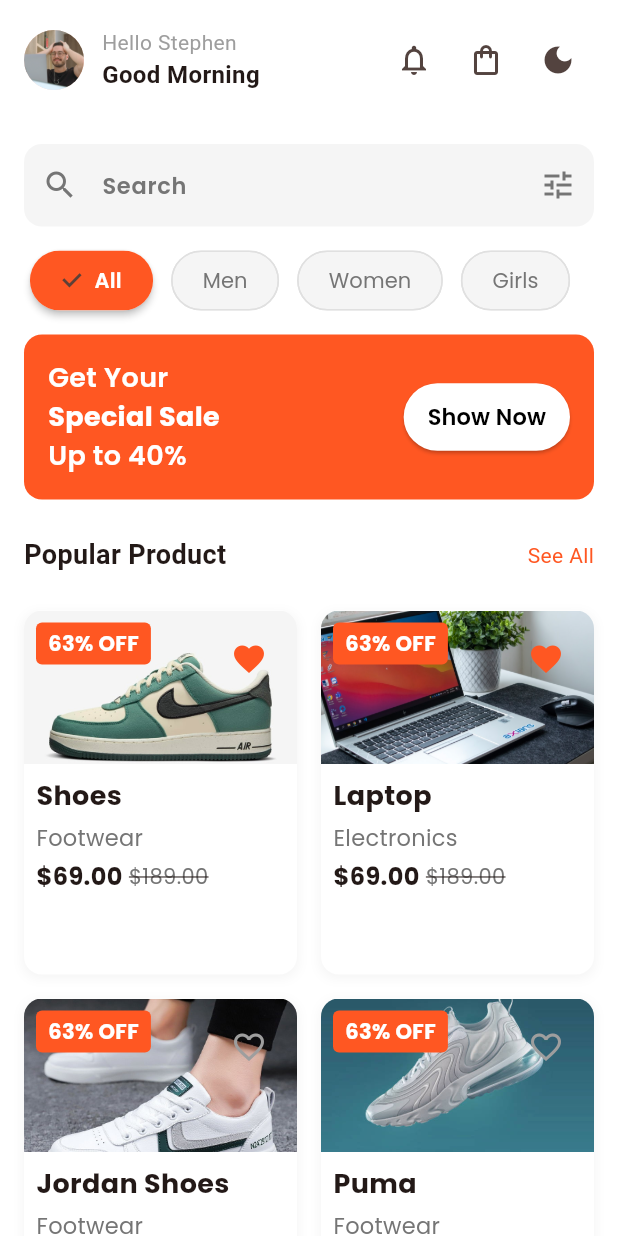
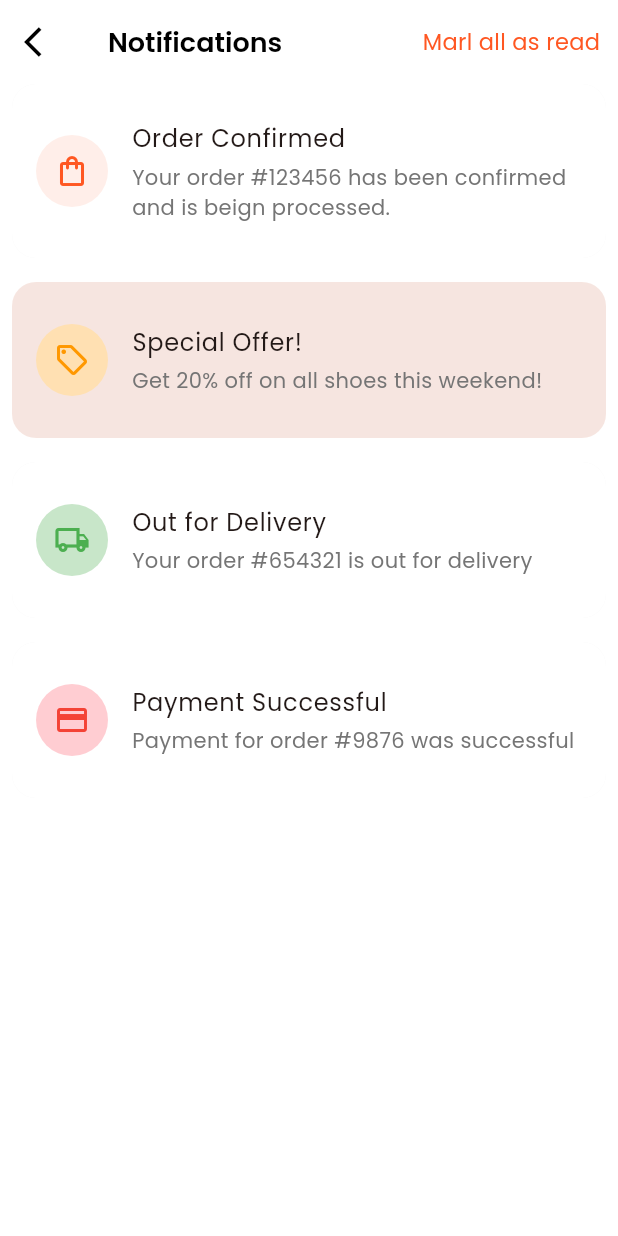
Before and after one commit to penhele/ecommerce-app, a Flutter app: the HomeScreen screen opened directly, after a tap on the "notifications" icon, on a phone screen of 412 x 824 dp. Run offline on Flutter 3.47's test engine with Material 3 defaults, Android fonts, the phone set to English and light mode, and no system bars; our stand-ins replace get, get_storage, google_fonts, share_plus; accounts and stored records are empty.

Commit message:
feat: add notification screen and refactor package

```diff
--- /dev/null
+++ b/lib/data/models/notification_type.dart
@@ -0,0 +1,17 @@
+enum NotificationType { order, delivery, promo, payment }
+
+class NotificationItem {
+  final String title;
+  final String message;
+  final String time;
+  final NotificationType type;
+  final bool isRead;
+
+  const NotificationItem({
+    required this.title,
+    required this.message,
+    required this.time,
+    required this.type,
+    this.isRead = false,
+  });
+}
--- /dev/null
+++ b/lib/data/repositories/notification_repository.dart
@@ -0,0 +1,36 @@
+import '../models/notification_type.dart';
+
+class NotificationRepository {
+  List<NotificationItem> getNotifications() {
+    return const [
+      NotificationItem(
+        title: 'Order Confirmed',
+        message:
+            'Your order #123456 has been confirmed and is beign processed.',
+        time: '2 minutes ago',
+        type: NotificationType.order,
+        isRead: true,
+      ),
+      NotificationItem(
+        title: 'Special Offer!',
+        message: 'Get 20% off on all shoes this weekend!',
+        time: '1 hour ago',
+        type: NotificationType.promo,
+      ),
+      NotificationItem(
+        title: 'Out for Delivery',
+        message: 'Your order #654321 is out for delivery',
+        time: '3 hours ago',
+        type: NotificationType.delivery,
+        isRead: true,
+      ),
+      NotificationItem(
+        title: 'Payment Successful',
+        message: 'Payment for order #9876 was successful',
+        time: '5 minutes ago',
+        type: NotificationType.payment,
+        isRead: true,
+      ),
+    ];
+  }
+}
--- /dev/null
+++ b/lib/utils/notidication_utils.dart
@@ -0,0 +1,47 @@
+import 'package:flutter/material.dart';
+
+import '../data/models/notification_type.dart';
+
+class NotidicationUtils {
+  static IconData getNotificationIcon(NotificationType type) {
+    switch (type) {
+      case NotificationType.order:
+        return Icons.shopping_bag_outlined;
+      case NotificationType.delivery:
+        return Icons.local_shipping_outlined;
+      case NotificationType.promo:
+        return Icons.local_offer_outlined;
+      case NotificationType.payment:
+        return Icons.payment_outlined;
+    }
+  }
+
+  static Color getIconBackgroundColor(
+    BuildContext context,
+    NotificationType type,
+  ) {
+    switch (type) {
+      case NotificationType.order:
+        return Theme.of(context).primaryColor.withValues(alpha: 0.1);
+      case NotificationType.delivery:
+        return Colors.green.shade100;
+      case NotificationType.promo:
+        return Colors.orange.shade100;
+      case NotificationType.payment:
+        return Colors.red.shade100;
+    }
+  }
+
+  static Color getIconColor(BuildContext context, NotificationType type) {
+    switch (type) {
+      case NotificationType.order:
+        return Theme.of(context).primaryColor;
+      case NotificationType.delivery:
+        return Colors.green;
+      case NotificationType.promo:
+        return Colors.orange;
+      case NotificationType.payment:
+        return Colors.red;
+    }
+  }
+}
--- a/lib/view/home/home.dart
+++ b/lib/view/home/home.dart
@@ -2,6 +2,7 @@ import 'package:flutter/material.dart';
 import 'package:get/get.dart';
 
 import '../../controller/theme_controller.dart';
+import '../notification/notification.dart';
 import '../product/cart.dart';
 import '../product/all_product.dart';
 import '../widgets/category_chips.dart';
@@ -48,11 +49,11 @@ class HomeScreen extends StatelessWidget {
                   const Spacer(),
 
                   IconButton(
-                    onPressed: () {},
+                    onPressed: () => Get.to(() => NotificationScreen()),
                     icon: const Icon(Icons.notifications_outlined),
                   ),
                   IconButton(
-                    onPressed: () => Get.to(() => CartScreen()),
+                    onPressed: () => Get.to(() => const CartScreen()),
                     icon: const Icon(Icons.shopping_bag_outlined),
                   ),
                   GetBuilder<ThemeController>(
--- /dev/null
+++ b/lib/view/notification/notification.dart
@@ -0,0 +1,117 @@
+import 'package:flutter/material.dart';
+import 'package:get/get.dart';
+
+import '../../data/models/notification_type.dart';
+import '../../data/repositories/notification_repository.dart';
+import '../../utils/app_textstyles.dart';
+import '../../utils/notidication_utils.dart';
+
+class NotificationScreen extends StatelessWidget {
+  NotificationScreen({super.key});
+
+  final NotificationRepository _repository = NotificationRepository();
+
+  @override
+  Widget build(BuildContext context) {
+    final isDark = Theme.of(context).brightness == Brightness.dark;
+    final notifications = _repository.getNotifications();
+
+    return Scaffold(
+      appBar: AppBar(
+        leading: IconButton(
+          onPressed: () => Get.back(),
+          icon: Icon(
+            Icons.arrow_back_ios,
+            color: isDark ? Colors.white : Colors.black,
+          ),
+        ),
+        title: Text(
+          'Notifications',
+          style: AppTextStyle.withColor(
+            AppTextStyle.h3,
+            isDark ? Colors.white : Colors.black,
+          ),
+        ),
+        actions: [
+          TextButton(
+            onPressed: () {},
+            child: Text(
+              'Marl all as read',
+              style: AppTextStyle.withColor(
+                AppTextStyle.bodyMedium,
+                Theme.of(context).primaryColor,
+              ),
+            ),
+          ),
+        ],
+      ),
+      body: ListView.builder(
+        itemCount: notifications.length,
+        itemBuilder: (context, index) =>
+            _buildNotificationCard(context, notifications[index]),
+      ),
+    );
+  }
+
+  Widget _buildNotificationCard(
+    BuildContext context,
+    NotificationItem notification,
+  ) {
+    final isDark = Theme.of(context).brightness == Brightness.dark;
+
+    return Container(
+      margin: const EdgeInsets.only(bottom: 16, left: 8, right: 8),
+      decoration: BoxDecoration(
+        color: notification.isRead
+            ? Theme.of(context).cardColor
+            : Theme.of(context).primaryColor.withValues(alpha: 0.1),
+        borderRadius: BorderRadius.circular(16),
+        boxShadow: [
+          BoxShadow(
+            color: isDark
+                ? Colors.black.withValues(alpha: 0.2)
+                : Colors.grey.withValues(alpha: 0.1),
+          ),
+        ],
+      ),
+      child: ListTile(
+        contentPadding: const EdgeInsets.all(16),
+        leading: Container(
+          padding: const EdgeInsets.all(12),
+          decoration: BoxDecoration(
+            color: NotidicationUtils.getIconBackgroundColor(
+              context,
+              notification.type,
+            ),
+            shape: BoxShape.circle,
+          ),
+          child: Icon(
+            NotidicationUtils.getNotificationIcon(notification.type),
+            color: NotidicationUtils.getIconColor(context, notification.type),
+          ),
+        ),
+        title: Text(
+          notification.title,
+          style: AppTextStyle.withColor(
+            AppTextStyle.bodyLarge,
+            Theme.of(context).textTheme.bodyLarge!.color!,
+          ),
+        ),
+        subtitle: Column(
+          crossAxisAlignment: CrossAxisAlignment.start,
+          children: [
+            const SizedBox(height: 4),
+
+            Text(
+              notification.message,
+              style: AppTextStyle.withColor(
+                AppTextStyle.bodySmall,
+                isDark ? Colors.grey.shade400 : Colors.grey.shade600,
+              ),
+            ),
+          ],
+        ),
+      ),
+    );
+  }
+}
--- a/lib/view/onboarding.dart
+++ b/lib/view/onboarding.dart
@@ -2,7 +2,7 @@ import 'package:flutter/material.dart';
 import 'package:get/get.dart';
 
 import '../controller/auth_controller.dart';
-import '../models/onboarding_list.dart';
+import '../data/models/onboarding_list.dart';
 import '../utils/app_textstyles.dart';
 import 'auth/signin.dart';
 
--- a/lib/view/product/cart.dart
+++ b/lib/view/product/cart.dart
@@ -1,8 +1,8 @@
 import 'package:flutter/material.dart';
 import 'package:get/get.dart';
 
-import '../../models/product.dart';
-import '../../models/product_list.dart';
+import '../../data/models/product.dart';
+import '../../data/models/product_list.dart';
 import '../../utils/app_textstyles.dart';
 
 class CartScreen extends StatelessWidget {
--- a/lib/view/product/product_detail.dart
+++ b/lib/view/product/product_detail.dart
@@ -1,7 +1,7 @@
 import 'package:flutter/material.dart';
 import 'package:share_plus/share_plus.dart';
 
-import '../../models/product.dart';
+import '../../data/models/product.dart';
 import '../../utils/app_textstyles.dart';
 import '../widgets/size_selector.dart';
 
--- a/lib/view/widgets/product_card.dart
+++ b/lib/view/widgets/product_card.dart
@@ -1,6 +1,6 @@
 import 'package:flutter/material.dart';
 
-import '../../models/product.dart';
+import '../../data/models/product.dart';
 import '../../utils/app_textstyles.dart';
 
 class ProductCard extends StatelessWidget {
--- a/lib/view/widgets/product_grid.dart
+++ b/lib/view/widgets/product_grid.dart
@@ -1,6 +1,6 @@
 import 'package:flutter/material.dart';
 
-import '../../models/product_list.dart';
+import '../../data/models/product_list.dart';
 import '../product/product_detail.dart';
 import 'product_card.dart';
 
--- a/lib/view/wistlist/wishlist.dart
+++ b/lib/view/wistlist/wishlist.dart
@@ -1,7 +1,7 @@
 import 'package:flutter/material.dart';
 
-import '../../models/product.dart';
-import '../../models/product_list.dart';
+import '../../data/models/product.dart';
+import '../../data/models/product_list.dart';
 import '../../utils/app_textstyles.dart';
 
 class WishlistScreen extends StatelessWidget {
```
Also changed, not shown: lib/data/models/onboarding_list.dart (renamed from lib/models/onboarding_list.dart), lib/data/models/onboarding_model.dart (renamed from lib/models/onboarding_model.dart), lib/data/models/product.dart (renamed from lib/models/product.dart), lib/data/models/product_list.dart (renamed from lib/models/product_list.dart).
